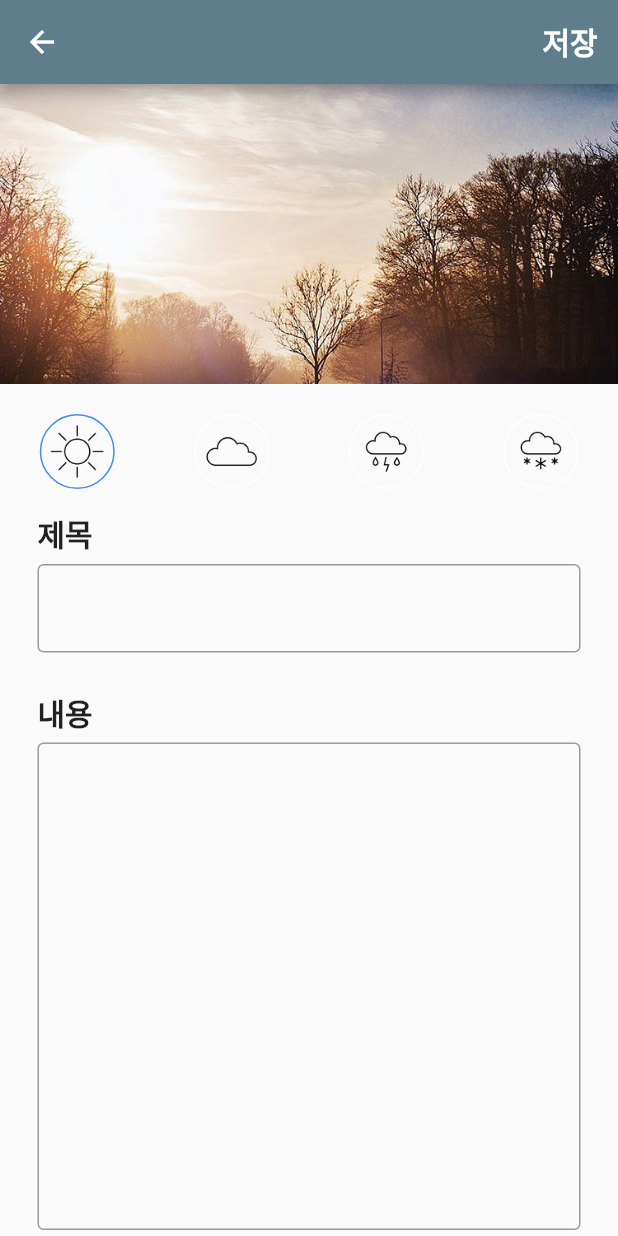
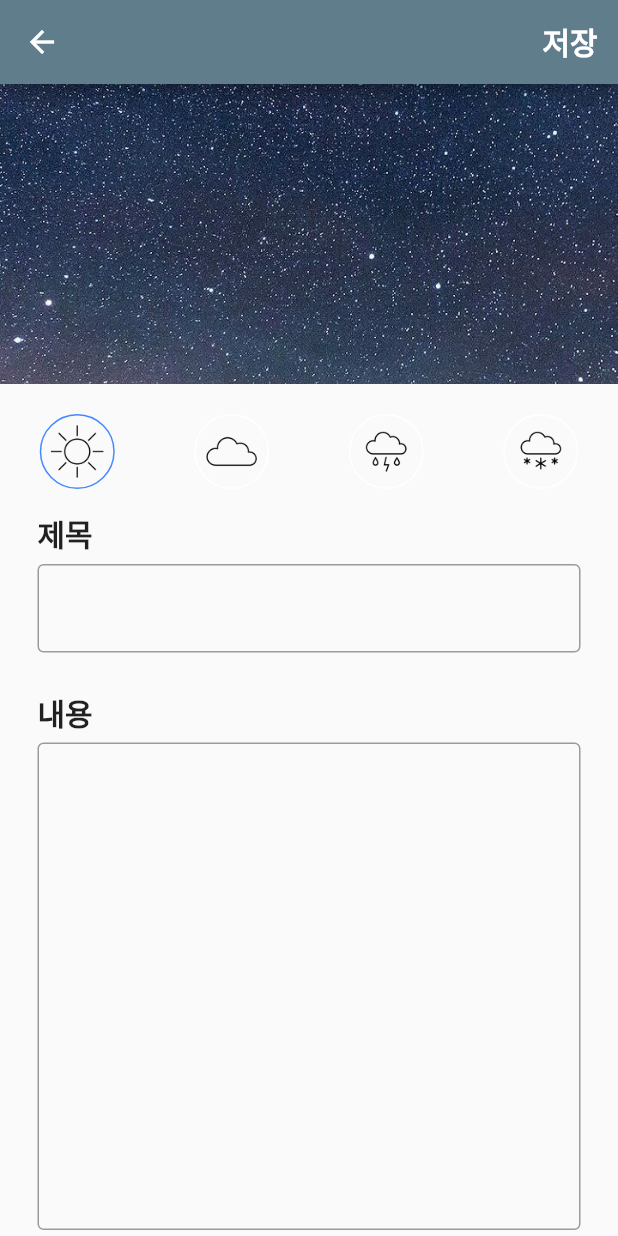
Before and after one commit to Jang-zn/dailylog_flutterStudy, a Flutter app: the screen it shows after launch, item 2 of the bottom bar chosen, after a tap on the "add" icon, on a phone screen of 412 x 824 dp. Run offline on Flutter 3.47's test engine with Material 2 defaults, Android fonts, the phone set to English and light mode, and no system bars; our stand-ins replace sqflite, table_calendar; accounts and stored records are empty.

```diff
--- a/lib/main.dart
+++ b/lib/main.dart
@@ -60,12 +60,13 @@ class _DailyLogMainState extends State<DailyLogMain> {
     super.initState();
     getTodayDiary();
     getSelectedDiary();
+    print(_focusedDay);
   }
 
   void getSelectedDiary() async {
       selectedDiary = await dbHelper.getDiaryFromDate(Utils.getFormatTime(_selectedDay));
       setState(() {
-
+        _focusedDay = DateTime.now();
       });
   }
 
@@ -104,7 +105,7 @@ class _DailyLogMainState extends State<DailyLogMain> {
                               content:"",
                               date:Utils.getFormatTime(_selectedDay),
                               status:0,
-                              image:"assets/img/wallpaper1.png"
+                              image:"assets/img/wallpaper2.png"
                             )
                                 : selectedDiary.first
                         )));
@@ -128,6 +129,7 @@ class _DailyLogMainState extends State<DailyLogMain> {
         ],
         onTap: (idx){
           _idx=idx;
+          print("idx : ${_idx}");
           setState(() {
 
           });
@@ -172,10 +174,10 @@ class _DailyLogMainState extends State<DailyLogMain> {
                   return isSameDay(_selectedDay, day);
                 },
                 onDaySelected: (selectedDay, focusedDay) {
+                  _selectedDay = selectedDay;
+                  _focusedDay = focusedDay;
                   getSelectedDiary();
                   setState(() {
-                    _selectedDay = selectedDay;
-                    _focusedDay = focusedDay; // update `_focusedDay` here as well
                   });
                 },
                 calendarFormat: _calendarFormat,
```
